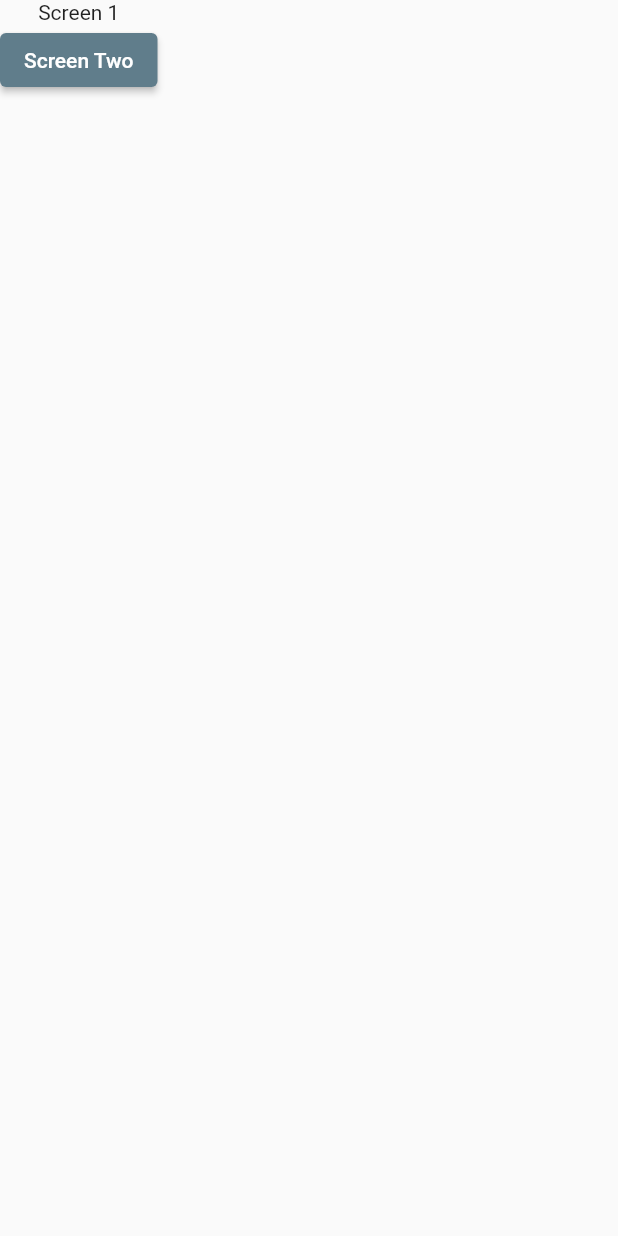
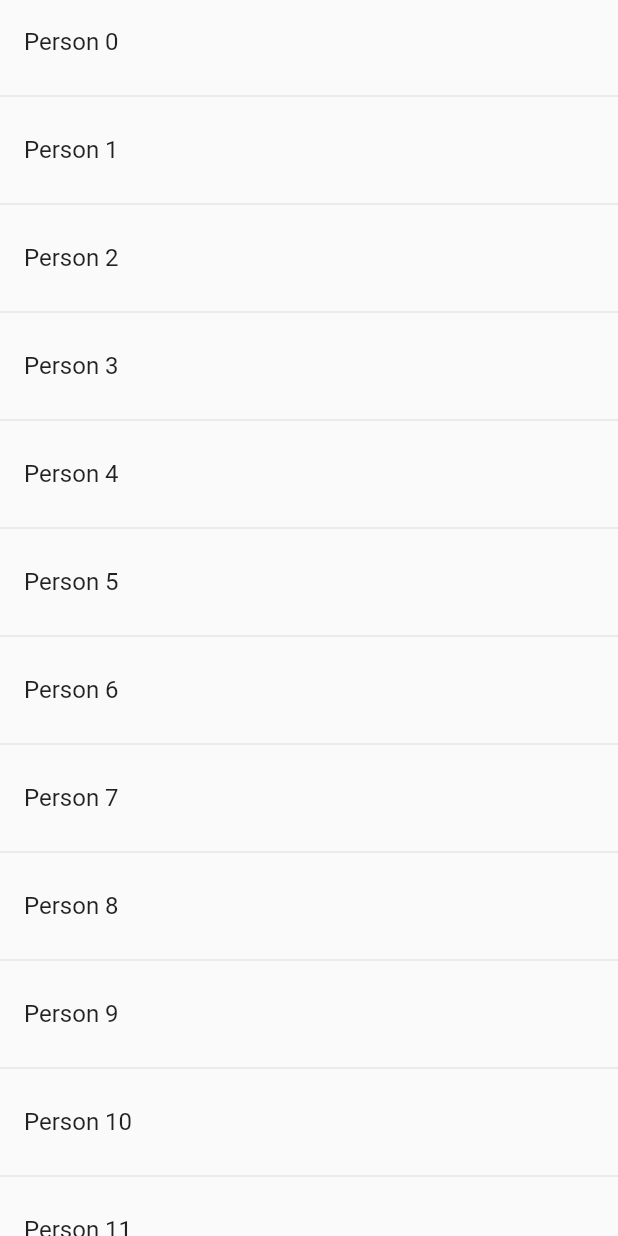
Before and after one commit to AbdulKhadhar/Counter-FLutter, a Flutter app: the screen it shows after launch, on a phone screen of 412 x 824 dp. Run offline on Flutter 3.47's test engine with Material 2 defaults, Android fonts, the phone set to English and light mode, and no system bars.

Commit message:
Navigation with ListView

```diff
--- a/lib/main.dart
+++ b/lib/main.dart
@@ -19,14 +19,14 @@ class MyApp extends StatelessWidget {
 
       ),
       home: ScreenOne(),
-      routes: {
-        'screen_1' :(context) {
-          return ScreenOne();
-          },
-        'screen_2' :(context) {
-          return ScreenTwo();
-        }
-      },
+      // routes: {
+      //   'screen_1' :(context) {
+      //     return ScreenOne();
+      //     },
+      //   'screen_2' :(context) {
+      //     return ScreenTwo();
+      //   }
+      // },
     );
   }
 }
--- a/lib/screen_1.dart
+++ b/lib/screen_1.dart
@@ -1,3 +1,5 @@
+//import 'dart:html';
+
 import 'package:flutter/material.dart';
 import 'package:flutter/src/foundation/key.dart';
 import 'package:flutter/src/widgets/framework.dart';
@@ -10,24 +12,21 @@ class ScreenOne extends StatelessWidget {
   Widget build(BuildContext context) {
     return Scaffold(
       body: SafeArea(
-        child: Column(
-          children: [
-            Text('Screen 1'),
-            ElevatedButton(
-              onPressed: () {
-                // Navigator.of(context).push(
-                //   MaterialPageRoute(builder: (context) {
-                //     return ScreenTwo();
-                //   }),
-                // );
-
-                Navigator.of(context).pushNamed('screen_2');
+          child: ListView.separated(
+              itemBuilder: (ctx,index){
+                return ListTile(
+                  title: Text('Person $index'),
+                  onTap: (){
+                    Navigator.of(context).push(MaterialPageRoute(builder: (ctx){
+                      return ScreenTwo(name: 'Person $index');
+                    }));
+                  },
+                );
               },
-              child: Text('Screen Two'),
-            )
-          ],
-        ),
-      ),
+              separatorBuilder: (ctx,index){
+                return Divider();
+              },
+              itemCount: 30)),
     );
   }
 }
--- a/lib/screen_2.dart
+++ b/lib/screen_2.dart
@@ -3,7 +3,8 @@ import 'package:flutter/src/foundation/key.dart';
 import 'package:flutter/src/widgets/framework.dart';
 
 class ScreenTwo extends StatelessWidget {
-  const ScreenTwo({Key? key}) : super(key: key);
+  const ScreenTwo({Key? key , required this.name}) : super(key: key);
+  final String name;
 
   @override
   Widget build(BuildContext context) {
@@ -13,7 +14,7 @@ class ScreenTwo extends StatelessWidget {
           children: [
             ElevatedButton(onPressed: (){
               Navigator.of(context).pop();
-            }, child: Text('Go back')),
+            }, child: Text(name)),
           ],
         ),
       ),
```
